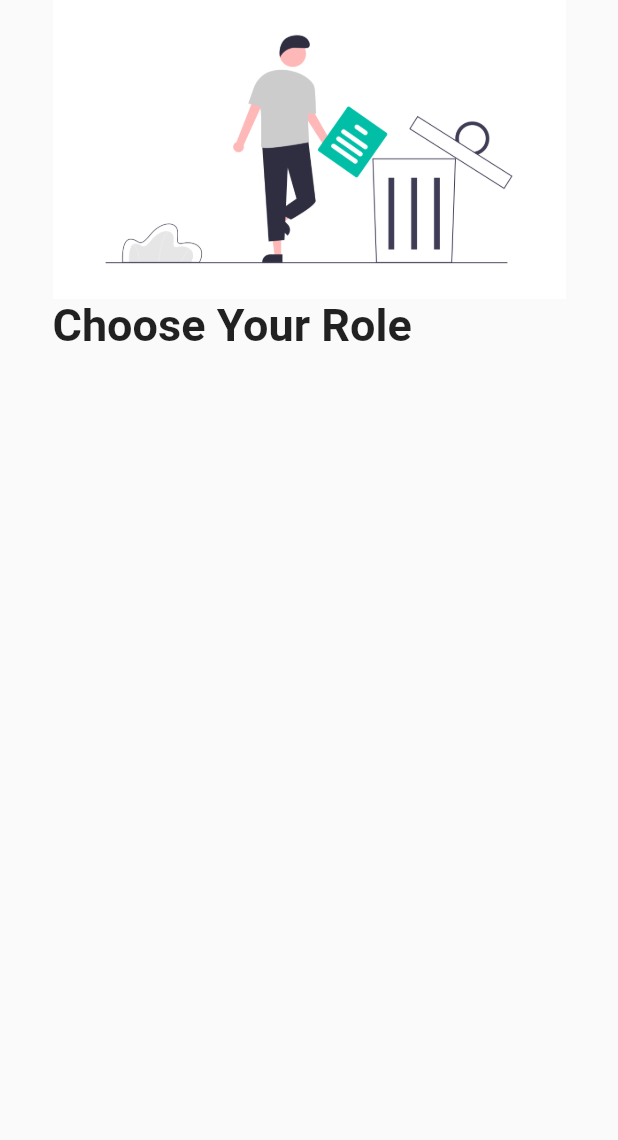
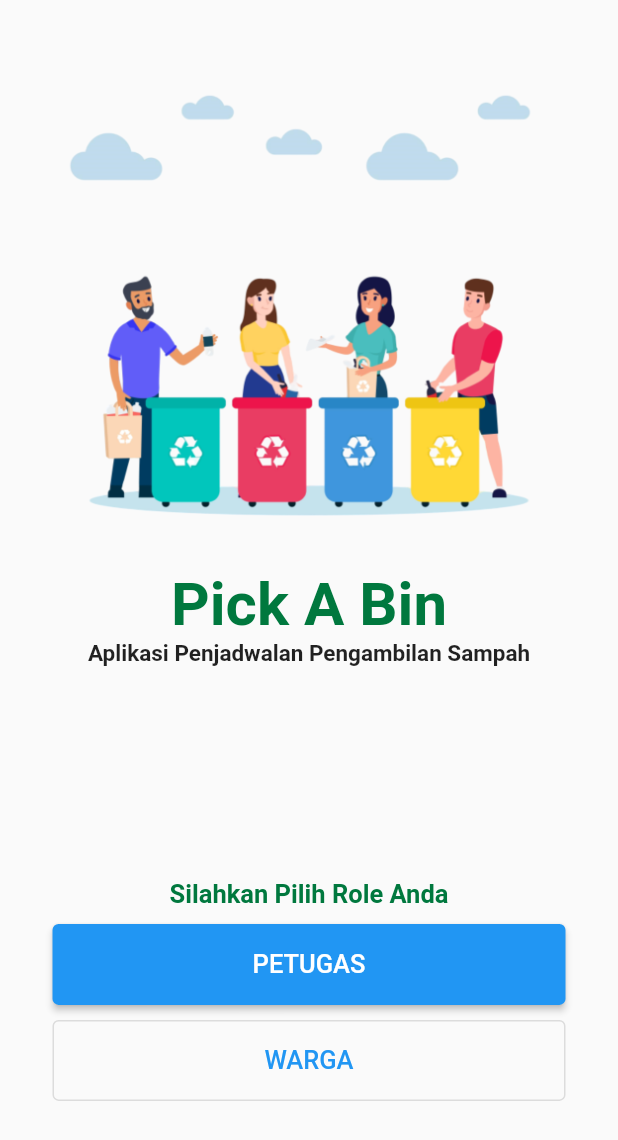
Before and after one commit to aladino24/pick-a-bin-terbaru, a Flutter app: the ChooseRole screen opened directly, on a phone screen of 412 x 824 dp. Shown: the top 1140 px of the screen. Run offline on Flutter 3.47's test engine with Material 2 defaults, Android fonts, the phone set to English and light mode, and no system bars; our stand-ins replace another_flushbar, dio, firebase_auth, firebase_core, firebase_database, flutter_mobx and 6 more; missing offline and left inert: xxtea; accounts and stored records are empty; generated files the repository leaves out were written again; Roboto replaces fonts that are missing (Sans).

Commit message:
add role page

```diff
--- a/lib/ui/authentication/choose_role.dart
+++ b/lib/ui/authentication/choose_role.dart
@@ -1,3 +1,5 @@
+// import 'package:boilerplate/constants/font_family.dart';
+import 'package:boilerplate/ui/login/login_page.dart';gi
 import 'package:flutter/material.dart';
 
 class ChooseRole extends StatelessWidget {
@@ -5,15 +7,78 @@ class ChooseRole extends StatelessWidget {
 
   @override
   Widget build(BuildContext context) {
+    final mediaQueryHeight = MediaQuery.of(context).size.height;
     return Scaffold(
         body: Padding(
           padding: const EdgeInsets.only(left: 35, right: 35),
           child: ListView(
             children: <Widget>[
-              Image.asset("assets/images/role.png",),
-              const Text(
-                "Choose Your Role",
-                style: TextStyle(fontSize: 30, fontWeight: FontWeight.bold),
+              Container(
+                height: mediaQueryHeight * 0.4,
+                margin: EdgeInsets.only(top: 50),
+                child: Image.asset("assets/images/role_baru.png",)
+              ),
+              Container(
+                height: mediaQueryHeight * 0.2,
+                child: Column(
+                  children: [
+                    const Text(
+                      "Pick A Bin",
+                      style: TextStyle(fontSize: 40, fontWeight: FontWeight.bold, color: Color(0xff00783E)),
+                      textAlign: TextAlign.center,
+                    ),
+                    const Text(
+                      "Aplikasi Penjadwalan Pengambilan Sampah",
+                      style: TextStyle(fontSize: 15, fontFamily: 'Sans', fontWeight: FontWeight.bold),
+                      textAlign: TextAlign.center,
+                    ),
+                  ],
+                )
+              ),
+              Container(
+                height: mediaQueryHeight * 0.23,
+                // margin: EdgeInsets.only(top: 100),
+                child: Column(
+                  crossAxisAlignment: CrossAxisAlignment.center,
+                  mainAxisSize: MainAxisSize.max,
+                  mainAxisAlignment: MainAxisAlignment.end,
+                  children: [
+                    const Text(
+                      "Silahkan Pilih Role Anda",
+                      style: TextStyle(fontSize: 17, fontWeight: FontWeight.bold, color: Color(0xff00783E)),
+                      textAlign: TextAlign.center,
+                    ),
+                    // margin: EdgeInsets.only(top: 10),
+                    Container(
+                      width: 500,
+                      margin: EdgeInsets.only(top: 10),
+                      child: ElevatedButton(
+                        onPressed: () {
+                          Navigator.pushReplacement(context, MaterialPageRoute(builder: (context) => LoginPage()));
+                        },
+                        child: Padding(
+                          padding: const EdgeInsets.all(17),
+                          child: Text('PETUGAS', style: TextStyle(fontSize: 17),),
+                        ),
+                      ),
+                    ),
+                    const SizedBox(
+                      height: 10.0,
+                    ),
+                    Container(
+                      width: 500,
+                      child: OutlinedButton(
+                        onPressed: () {
+                          Navigator.pushReplacement(context, MaterialPageRoute(builder: (context) => LoginPage()));
+                        },
+                        child: Padding(
+                          padding: const EdgeInsets.all(17),
+                          child: Text("WARGA", style: TextStyle(fontSize: 17),),
+                        ),
+                      ),
+                    )
+                  ],
+                )
               ),
             ]
           )
```
Also changed, not shown: assets/images/role_baru.png (added).
